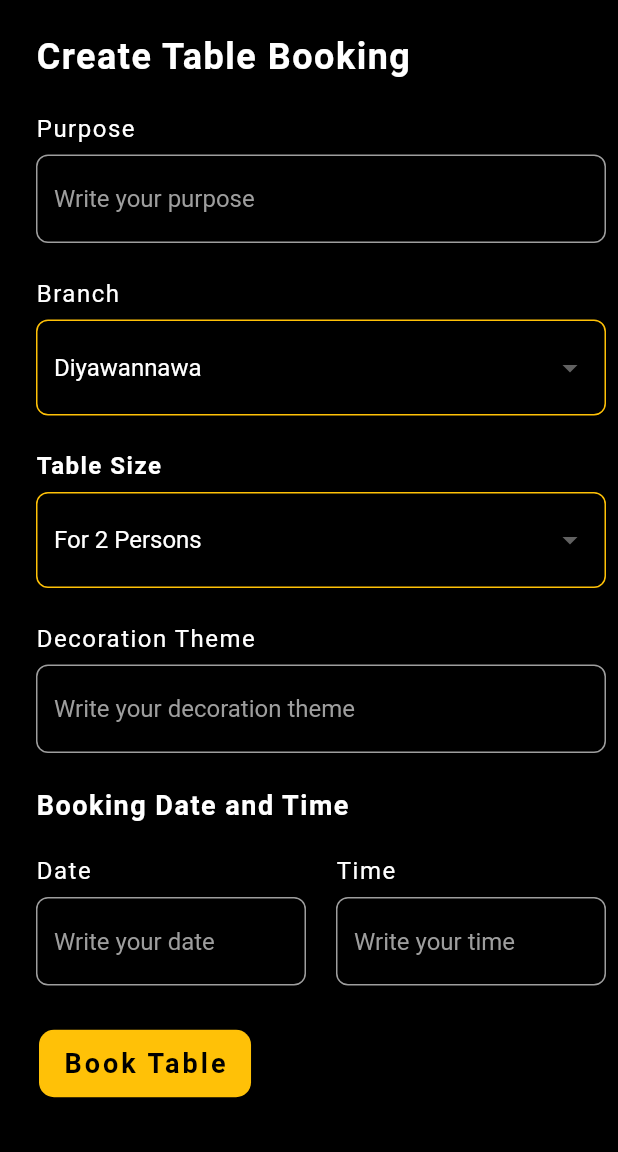
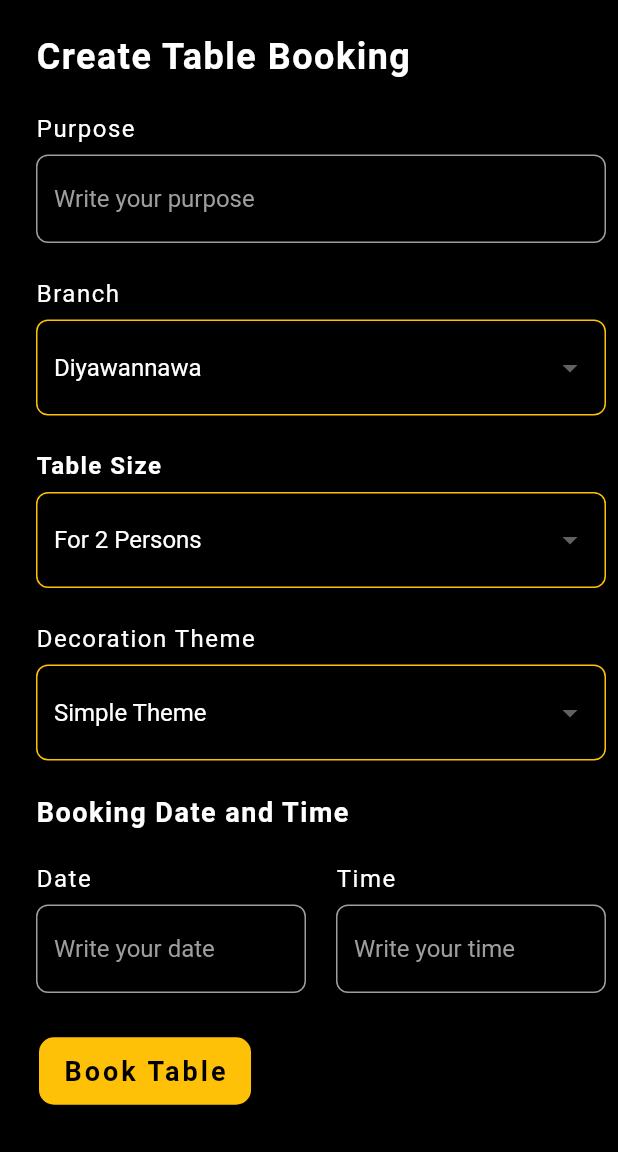
Before and after one commit to User-Experience-Design-SE3050-2021/se3050---uee-2021s2_reg_we_27, a Flutter app: the AddTableBookingScreen screen opened directly, on a phone screen of 412 x 824 dp, the part 84-1236 px from its top. Run offline on Flutter 3.47's test engine with Material 2 defaults, Android fonts, the light colour scheme and no system bars; our stand-ins replace cloud_firestore, firebase_core; accounts and stored records are empty.

Commit message:
add decoration dropdown for addTableBookingForm.dart

```diff
--- a/machan_eats_application/lib/screens/tablebookingScreens/addTableBookingForm.dart
+++ b/machan_eats_application/lib/screens/tablebookingScreens/addTableBookingForm.dart
@@ -32,13 +32,14 @@ class _AddTableBookingFormState extends State<AddTableBookingForm> {
 
   final List<String> branches = ['Diyawannawa','Kadawatha','Kaduwela','Panadura','Yatinuwara'];
   final List<String> tableSizes = ['2','4','8','12'];
+  final List<String> decorationThemes = ['Simple','Family','Birthday','Candles','Romantic'];
 
   bool _isProcessing = false;
 
   final TextEditingController _purposeController = TextEditingController();
   // final TextEditingController _branchController = TextEditingController();
   // final TextEditingController _tableSizeController = TextEditingController();
-  final TextEditingController _decorationThemeController = TextEditingController();
+  // final TextEditingController _decorationThemeController = TextEditingController();
   final TextEditingController _dateController = TextEditingController();
   final TextEditingController _timeController = TextEditingController();
 
@@ -170,9 +171,6 @@ class _AddTableBookingFormState extends State<AddTableBookingForm> {
                           value: branch,
                         );
                       }).toList(),
-                      // selectedItemBuilder: (context) {
-                      //   return [Text(getBranch)];
-                      // },
                     ),
                     SizedBox(height:24.0),
                     Text(                                       //table size label
@@ -246,9 +244,6 @@ class _AddTableBookingFormState extends State<AddTableBookingForm> {
                           value: tableSize,
                         );
                       }).toList(),
-                      // selectedItemBuilder: (context) {
-                      //   return [Text(getBranch)];
-                      // },
                     ),
                     SizedBox(height:24.0),
                     Text(                                     //decoration Label
@@ -261,21 +256,67 @@ class _AddTableBookingFormState extends State<AddTableBookingForm> {
                       ),
                     ),
                     SizedBox(height:8.0),
-                    CustomFormField(
-                      initialValue: "",
-                      isLabelEnabled: false,
-                      controller: _decorationThemeController,
-                      focusNode: widget.decorationThemeFocusNode,
-                      keyboardType: TextInputType.text,
-                      inputAction: TextInputAction.next,
+                    DropdownButtonFormField(                                       //decoration theme dropdown
+                      style: TextStyle(
+                        color: Colors.white,
+                        fontSize: 16,
+                      ),
+                      dropdownColor: Colors.black,
+                      decoration: InputDecoration(
+                        fillColor: Colors.black,
+                        filled: true,
+                        labelStyle: TextStyle(color: Colors.yellowAccent),
+                        hintStyle: const TextStyle(
+                            color: Colors.white
+                        ),
+                        errorStyle: const TextStyle(
+                          color: Colors.redAccent,
+                          fontWeight: FontWeight.bold,
+                        ),
+                        focusedBorder: OutlineInputBorder(
+                            borderRadius: BorderRadius.circular(8.0),
+                            borderSide: const BorderSide(
+                              color: Colors.amber,
+                              width: 2,
+                            )
+                        ),
+                        enabledBorder: OutlineInputBorder(
+                            borderRadius: BorderRadius.circular(8.0),
+                            borderSide: const BorderSide(
+                              color: Colors.amber,
+                            )
+                        ),
+                        errorBorder: OutlineInputBorder(
+                            borderRadius: BorderRadius.circular(8.0),
+                            borderSide: const BorderSide(
+                              color: Colors.redAccent,
+                              width: 2,
+                            )
+                        ),
+                        focusedErrorBorder: OutlineInputBorder(
+                          borderRadius: BorderRadius.circular(8.0),
+                          borderSide: const BorderSide(
+                            color: Colors.redAccent,
+                            width: 2,
+                          ),
+                        ),
+                      ),
+                      onChanged: (value) {
+                        setState(() => getDecorationTheme = value.toString());
+                      },
+                      value: getDecorationTheme.isEmpty ? 'Simple' : getDecorationTheme,
                       validator: (value) {
-                        Validator.validateField(
-                            value: value
+                        if(value == null || value.toString().isEmpty){
+                          return 'This source can not be empty.';
+                        }
+                        getDecorationTheme = value.toString();
+                      },
+                      items: decorationThemes.map((decorationThemes) {
+                        return DropdownMenuItem(
+                          child: Text('$decorationThemes Theme'),
+                          value: decorationThemes,
                         );
-                        getDecorationTheme = value;
-                      },
-                      label: 'Decoration Theme',
-                      hint: 'Write your decoration theme',
+                      }).toList(),
                     ),
 
                     SizedBox(height:24.0),
```
